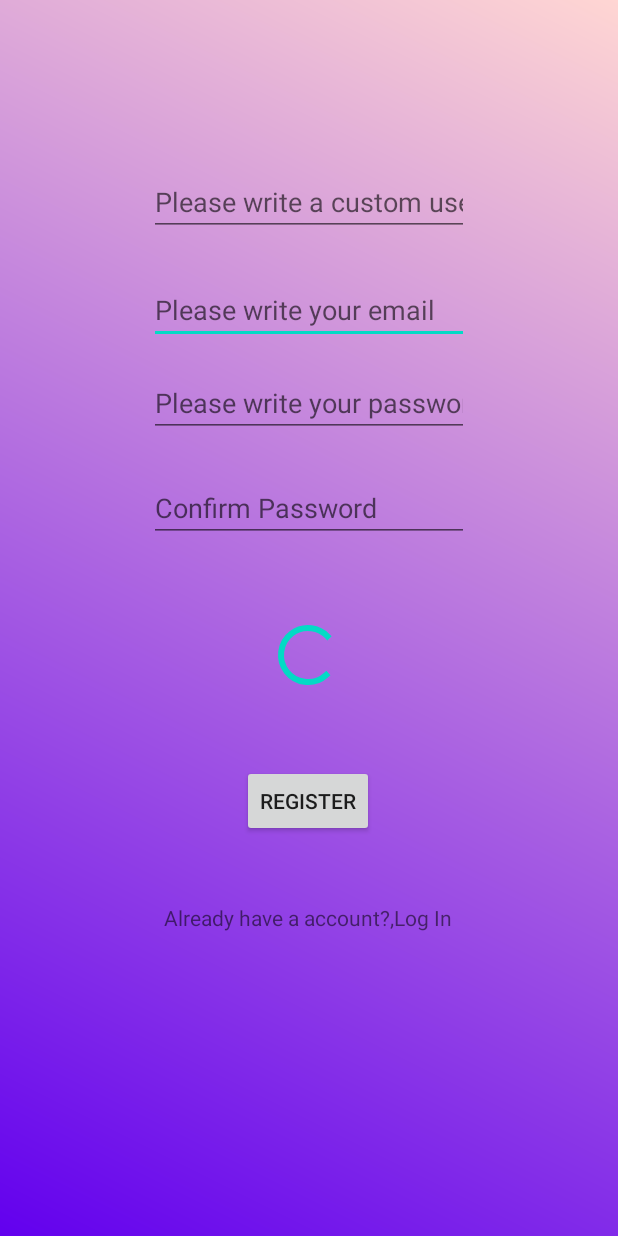
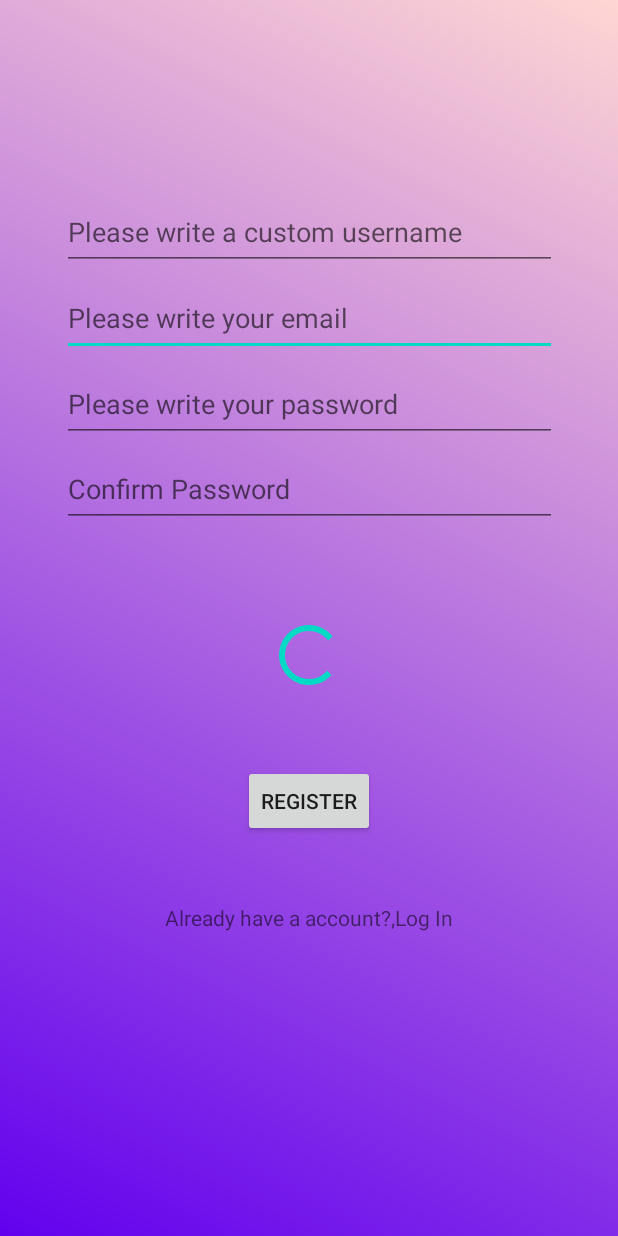
Before and after one commit to idhant/SIT305, an Android app: the layout activity_register.xml on its own in the app's theme, with its tools: preview values and no code run, on a phone screen of 412 x 824 dp. Run offline under Robolectric (Android 15) with nearby library versions, the phone set to English and light mode, and no system bars.

Commit message:
Add comments, clean the code.

```diff
--- a/Source/MainApp/app/src/main/java/com/example/academymanagement/models/Customer.java
+++ b/Source/MainApp/app/src/main/java/com/example/academymanagement/models/Customer.java
@@ -1,4 +1,7 @@
 package com.example.academymanagement.models;
+
+// Customer class to make interaction with the firebase database easier
+// Stores the email,username,credits,points,photo
 
 public class Customer {
 
--- a/Source/MainApp/app/src/main/java/com/example/academymanagement/models/History.java
+++ b/Source/MainApp/app/src/main/java/com/example/academymanagement/models/History.java
@@ -1,9 +1,11 @@
 package com.example.academymanagement.models;
 
-import com.google.firebase.Timestamp;
 import com.google.firebase.firestore.ServerTimestamp;
 
 import java.util.Date;
+
+// History class to make interaction with the firebase database easier
+// Stores the time,category,change,useremail
 
 public class History {
 
--- a/Source/MainApp/app/src/main/java/com/example/academymanagement/models/Owner.java
+++ b/Source/MainApp/app/src/main/java/com/example/academymanagement/models/Owner.java
@@ -1,4 +1,7 @@
 package com.example.academymanagement.models;
+
+// Customer class to make interaction with the firebase database easier
+// Stores the email,username,credits,points,photo
 
 public class Owner {
 }
--- a/Source/MainApp/app/src/main/java/com/example/academymanagement/models/Rewards.java
+++ b/Source/MainApp/app/src/main/java/com/example/academymanagement/models/Rewards.java
@@ -1,4 +1,7 @@
 package com.example.academymanagement.models;
+
+// Customer class to make interaction with the firebase database easier
+// Stores the price, name, details
 
 public class Rewards {
 
--- a/Source/MainApp/app/src/main/java/com/example/academymanagement/models/Tables.java
+++ b/Source/MainApp/app/src/main/java/com/example/academymanagement/models/Tables.java
@@ -1,4 +1,7 @@
 package com.example.academymanagement.models;
+
+// Customer class to make interaction with the firebase database easier
+// Stores the name, price and status of the table
 
 public class Tables {
 
@@ -26,8 +29,6 @@ public class Tables {
         return tablestatus;
     }
 
-
-
 //    public void setTableName(String tableName)
 //    {
 //        this.tableName = tableName;
--- a/Source/MainApp/app/src/main/java/com/example/academymanagement/ui/tables/TablesFragment.java
+++ b/Source/MainApp/app/src/main/java/com/example/academymanagement/ui/tables/TablesFragment.java
@@ -41,7 +41,7 @@ public class TablesFragment extends Fragment {
     private String updateStatus;
 
     // TAG variable for debugging
-    private static final String TAG = "TablesFragment:";
+    private static final String TAG = "Tables Fragment: ";
 
     public View onCreateView(@NonNull LayoutInflater inflater,
                              ViewGroup container, Bundle savedInstanceState) {
--- a/Source/MainApp/app/src/main/res/layout/activity_register.xml
+++ b/Source/MainApp/app/src/main/res/layout/activity_register.xml
@@ -15,29 +15,30 @@
         android:text="@string/register_button_register"
         app:layout_constraintBottom_toBottomOf="parent"
         app:layout_constraintEnd_toEndOf="parent"
-        app:layout_constraintHorizontal_bias="0.498"
+        app:layout_constraintHorizontal_bias="0.5"
         app:layout_constraintStart_toStartOf="parent"
         app:layout_constraintTop_toTopOf="parent"
         app:layout_constraintVertical_bias="0.657" />
 
     <EditText
         android:id="@+id/register_email"
-        android:layout_width="wrap_content"
-        android:layout_height="wrap_content"
+        android:layout_width="330dp"
+        android:layout_height="50dp"
         android:autofillHints=""
         android:ems="10"
         android:hint="@string/register_email"
         android:inputType="textEmailAddress"
         app:layout_constraintBottom_toBottomOf="parent"
         app:layout_constraintEnd_toEndOf="parent"
+        app:layout_constraintHorizontal_bias="0.5"
         app:layout_constraintStart_toStartOf="parent"
         app:layout_constraintTop_toTopOf="parent"
-        app:layout_constraintVertical_bias="0.236" />
+        app:layout_constraintVertical_bias="0.242" />
 
     <EditText
         android:id="@+id/register_password"
-        android:layout_width="wrap_content"
-        android:layout_height="wrap_content"
+        android:layout_width="330dp"
+        android:layout_height="50dp"
         android:autofillHints=""
         android:ems="10"
         android:hint="@string/register_password"
@@ -46,6 +47,7 @@
         app:layout_constraintEnd_toEndOf="parent"
         app:layout_constraintStart_toStartOf="parent"
         app:layout_constraintTop_toTopOf="parent"
+        app:layout_constraintHorizontal_bias="0.5"
         app:layout_constraintVertical_bias="0.316" />
 
     <ProgressBar
@@ -55,7 +57,7 @@
         android:layout_height="wrap_content"
         app:layout_constraintBottom_toBottomOf="parent"
         app:layout_constraintEnd_toEndOf="parent"
-        app:layout_constraintHorizontal_bias="0.498"
+        app:layout_constraintHorizontal_bias="0.5"
         app:layout_constraintStart_toStartOf="parent"
         app:layout_constraintTop_toTopOf="parent"
         app:layout_constraintVertical_bias="0.532" />
@@ -67,36 +69,38 @@
         android:text="@string/register_button_login"
         app:layout_constraintBottom_toBottomOf="parent"
         app:layout_constraintEnd_toEndOf="parent"
-        app:layout_constraintHorizontal_bias="0.497"
+        app:layout_constraintHorizontal_bias="0.5"
         app:layout_constraintStart_toStartOf="parent"
         app:layout_constraintTop_toTopOf="parent"
         app:layout_constraintVertical_bias="0.748" />
 
     <EditText
         android:id="@+id/register_confirm_password"
-        android:layout_width="wrap_content"
-        android:layout_height="wrap_content"
+        android:layout_width="330dp"
+        android:layout_height="50dp"
+        android:autofillHints=""
         android:ems="10"
         android:hint="@string/register_confirm_password"
         android:inputType="textPassword"
         app:layout_constraintBottom_toBottomOf="parent"
         app:layout_constraintEnd_toEndOf="parent"
+        app:layout_constraintHorizontal_bias="0.5"
         app:layout_constraintStart_toStartOf="parent"
         app:layout_constraintTop_toTopOf="parent"
-        app:layout_constraintVertical_bias="0.406"
-        android:autofillHints="" />
+        app:layout_constraintVertical_bias="0.389" />
 
     <EditText
         android:id="@+id/register_username"
-        android:layout_width="wrap_content"
-        android:layout_height="wrap_content"
+        android:layout_width="330dp"
+        android:layout_height="50dp"
+        android:autofillHints=""
         android:ems="10"
         android:hint="@string/register_username"
         android:inputType="textPersonName"
         app:layout_constraintBottom_toBottomOf="parent"
         app:layout_constraintEnd_toEndOf="parent"
+        app:layout_constraintHorizontal_bias="0.5"
         app:layout_constraintStart_toStartOf="parent"
         app:layout_constraintTop_toTopOf="parent"
-        app:layout_constraintVertical_bias="0.144"
-        android:autofillHints="" />
+        app:layout_constraintVertical_bias="0.168" />
 </androidx.constraintlayout.widget.ConstraintLayout>
--- a/Source/MainApp/app/src/main/res/layout/app_bar_main.xml
+++ b/Source/MainApp/app/src/main/res/layout/app_bar_main.xml
@@ -28,6 +28,6 @@
         android:layout_height="wrap_content"
         android:layout_gravity="bottom|end"
         android:layout_margin="@dimen/fab_margin"
-        app:srcCompat="@android:drawable/ic_dialog_email" />
+        app:srcCompat="@drawable/ic_menu_logout_button" />
 
 </androidx.coordinatorlayout.widget.CoordinatorLayout>
```
Also changed, not shown: Source/MainApp/app/src/main/java/com/example/academymanagement/CustomerActivity.java (+95 -68 lines), Source/MainApp/app/src/main/java/com/example/academymanagement/ui/contact_information/ContactInformationFragment.java (+23 -7 lines), Source/MainApp/app/src/main/java/com/example/academymanagement/ui/credits/CreditsFragment.java (+55 -49 lines), Source/MainApp/app/src/main/java/com/example/academymanagement/ui/history/HistoryFragment.java (+10 -11 lines), Source/MainApp/app/src/main/java/com/example/academymanagement/ui/home/HomeFragment.java (+7 -6 lines), Source/MainApp/app/src/main/java/com/example/academymanagement/ui/leaderboard/LeaderboardFragment.java (+9 -4 lines), Source/MainApp/app/src/main/java/com/example/academymanagement/ui/reward/RewardFragment.java (+30 -18 lines), Source/MainApp/app/src/main/java/com/example/academymanagement/ui/settings/SettingsFragment.java (+28 -22 lines), Source/MainApp/app/src/main/res/drawable/ic_menu_logout_button.xml (added, +12 -0 lines), Source/MainApp/app/src/main/res/layout/login_main.xml (deleted, +0 -52 lines), Source/MainApp/app/src/main/res/menu/main.xml (+5 -2 lines).
